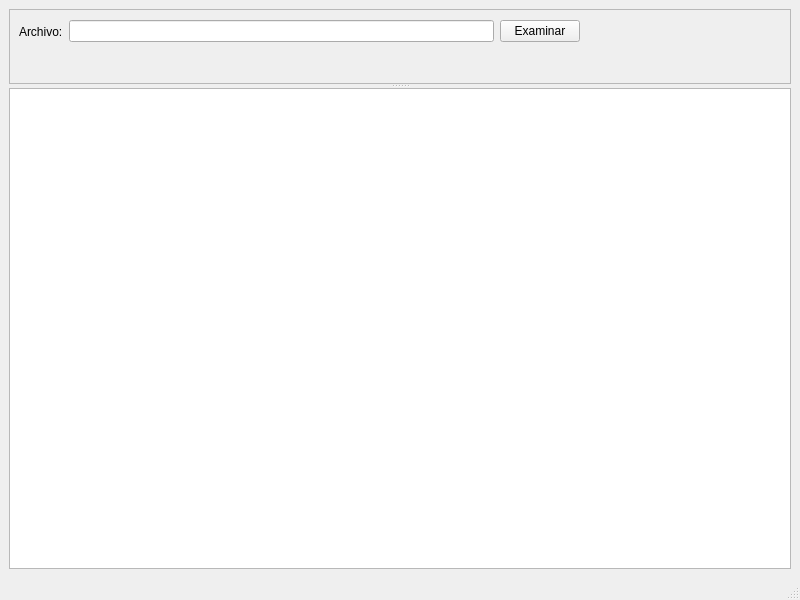
Above: ui/mainwindow.ui from Volderpayoda/python-gui before the change. Below: the same form after it.
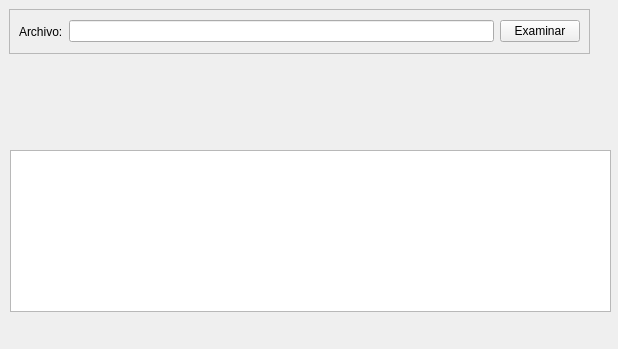
That is the form after the change.

Commit message: Actualizando vista

Diff of the .ui file:
```diff
--- a/ui/mainwindow.ui
+++ b/ui/mainwindow.ui
@@ -9,34 +9,30 @@
    <rect>
     <x>0</x>
     <y>0</y>
-    <width>800</width>
-    <height>600</height>
+    <width>618</width>
+    <height>349</height>
    </rect>
   </property>
   <property name="windowTitle">
    <string>MainWindow</string>
   </property>
   <widget class="QWidget" name="centralwidget">
-   <layout class="QGridLayout" name="gridLayout">
-    <item row="0" column="0">
-     <widget class="QSplitter" name="splitter">
-      <property name="enabled">
-       <bool>true</bool>
-      </property>
-      <property name="orientation">
-       <enum>Qt::Vertical</enum>
-      </property>
-      <property name="opaqueResize">
-       <bool>false</bool>
-      </property>
       <widget class="QFrame" name="frame">
+    <property name="geometry">
+     <rect>
+      <x>9</x>
+      <y>9</y>
+      <width>581</width>
+      <height>45</height>
+     </rect>
+    </property>
        <property name="frameShape">
         <enum>QFrame::StyledPanel</enum>
        </property>
        <property name="frameShadow">
         <enum>QFrame::Raised</enum>
        </property>
-       <widget class="QWidget" name="">
+    <widget class="QWidget" name="layoutWidget">
         <property name="geometry">
          <rect>
           <x>10</x>
@@ -66,12 +62,16 @@
         </layout>
        </widget>
       </widget>
-      <widget class="QTextBrowser" name="debugTextBrowser"/>
-     </widget>
-    </item>
-   </layout>
-   <zorder>frame</zorder>
-   <zorder>debugTextBrowser</zorder>
+   <widget class="QTextBrowser" name="debugTextBrowser">
+    <property name="geometry">
+     <rect>
+      <x>10</x>
+      <y>150</y>
+      <width>601</width>
+      <height>162</height>
+     </rect>
+    </property>
+   </widget>
   </widget>
   <widget class="QMenuBar" name="menubar">
    <property name="geometry">
@@ -83,7 +83,6 @@
     </rect>
    </property>
   </widget>
-  <widget class="QStatusBar" name="statusbar"/>
  </widget>
  <resources/>
  <connections/>
```
Left out of the diff: 4 changed lines with no effect on the pictures. Lines whose indentation alone changed are shown as unchanged. The commit also changes 1 other file.
